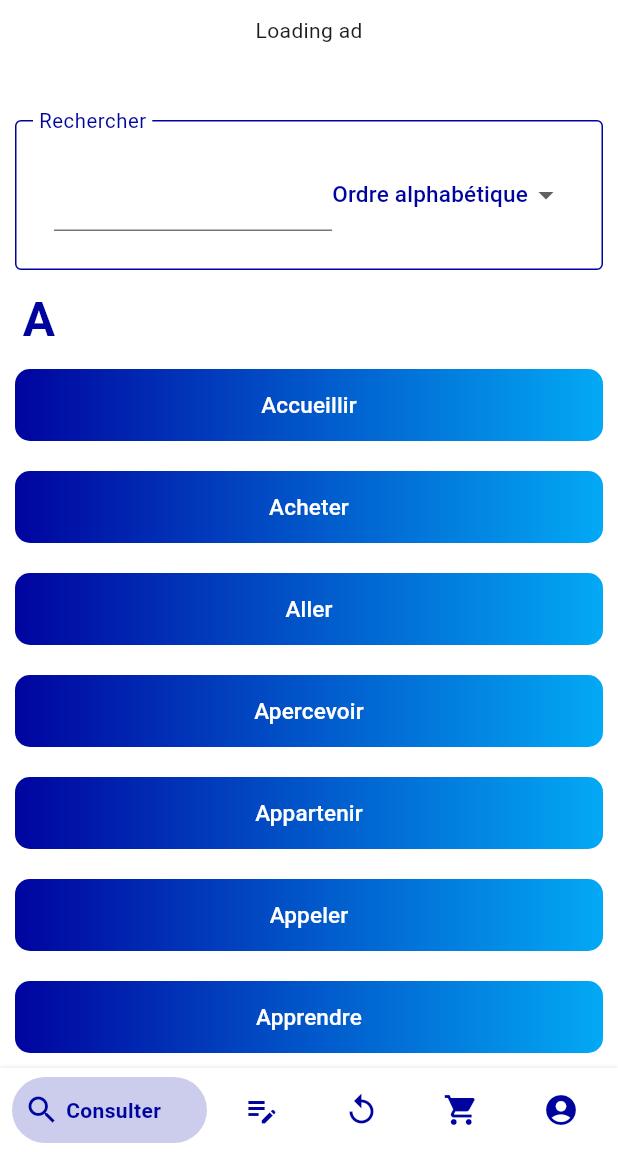
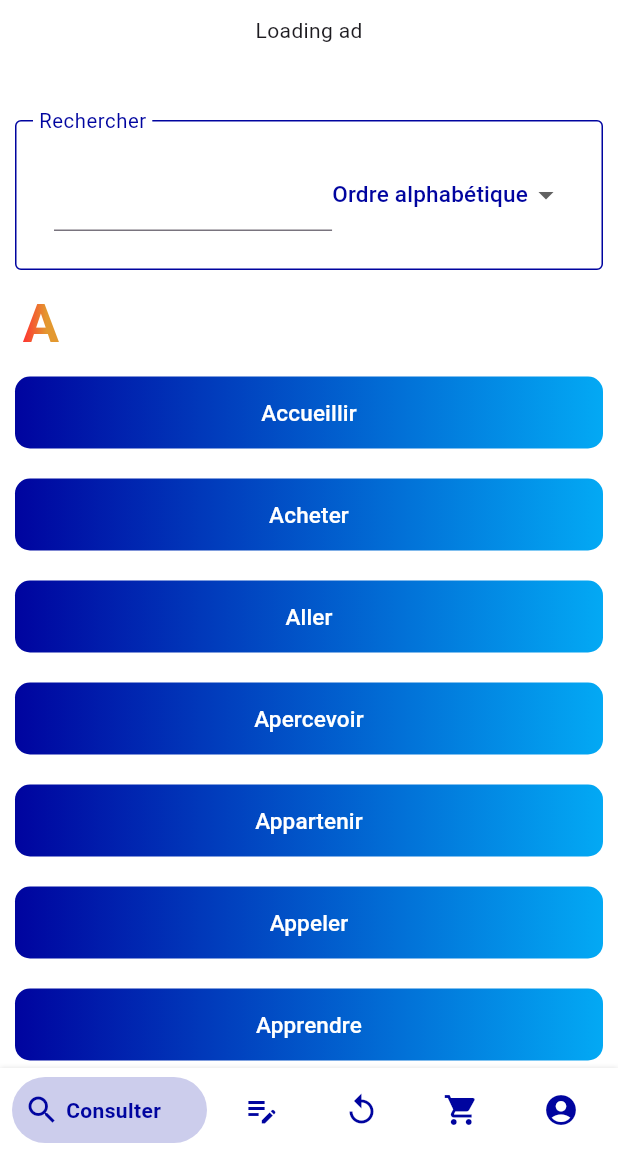
Before and after one commit to UgoCavitte/verbes_irreguliers_francais, a Flutter app: the screen it shows after launch, on a phone screen of 412 x 824 dp, the part 84-1236 px from its top. Run offline on Flutter 3.47's test engine with Material 3 defaults, Android fonts, the phone set to English and light mode, and no system bars; drawn by our look-alikes of bottom_navy_bar; our stand-ins replace cloud_firestore, dots_indicator, firebase_auth, firebase_core, firebase_messaging, flutter_dotenv and 5 more; missing offline and left inert: confirm_dialog; accounts and stored records are empty; network calls fail.

Commit message:
Applied a graident to the big letters

```diff
--- a/lib/pages/consulter.dart
+++ b/lib/pages/consulter.dart
@@ -257,12 +257,23 @@ class _ConsulterState extends State<Consulter> {
         // Ajout de la grosse lettre
         toReturn.add(Padding(
             padding: EdgeInsets.fromLTRB(15, 0, 0, 0),
-            child: Text(
-              lettreEnCours,
-              textAlign: TextAlign.left,
-              style: TextStyle(
-                  fontSize: 32, fontWeight: FontWeight.bold, color: bleu),
-            )));
+            child:
+              SizedBox(
+                width: 16,
+                child:
+                  ShaderMask(
+                  shaderCallback: (bounds) => gradientRougeRougeClair.createShader(Rect.fromLTWH(0, 0, 16.0, bounds.height)),
+                  blendMode: BlendMode.srcIn,
+                  child:
+                    Text(
+                      lettreEnCours,
+                      textAlign: TextAlign.left,
+                      style: TextStyle(
+                          fontSize: 36, fontWeight: FontWeight.bold, color: Colors.red),
+                    ),
+                  )),
+
+            ));
       }
 
       // Ajout du bouton
```
